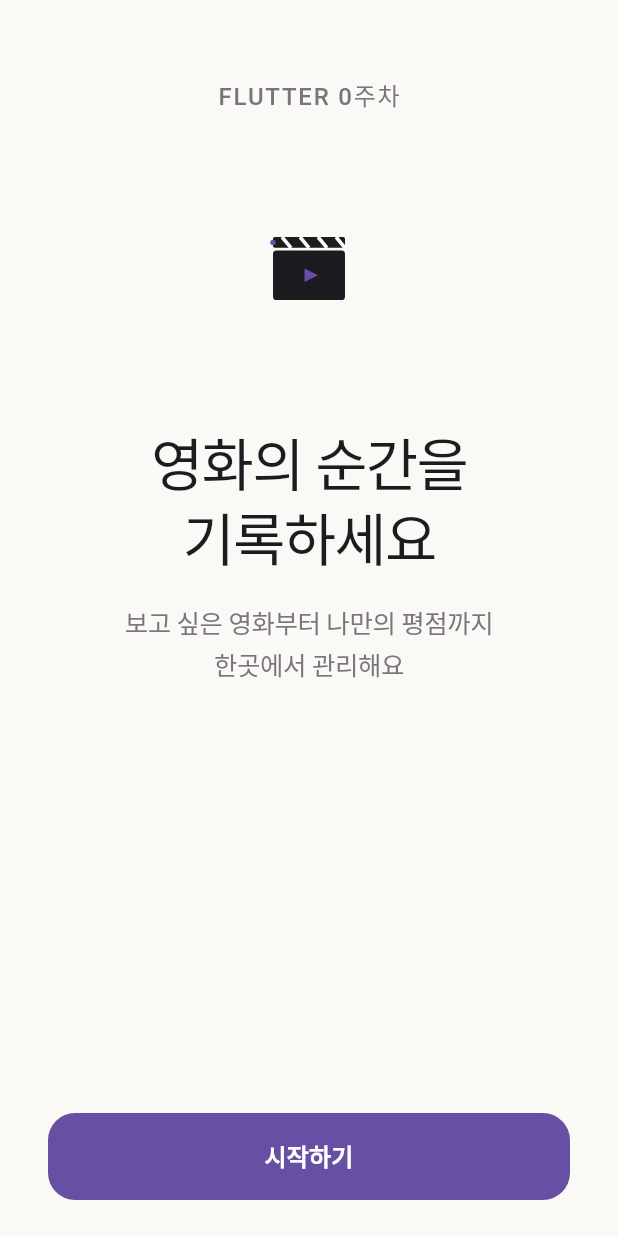
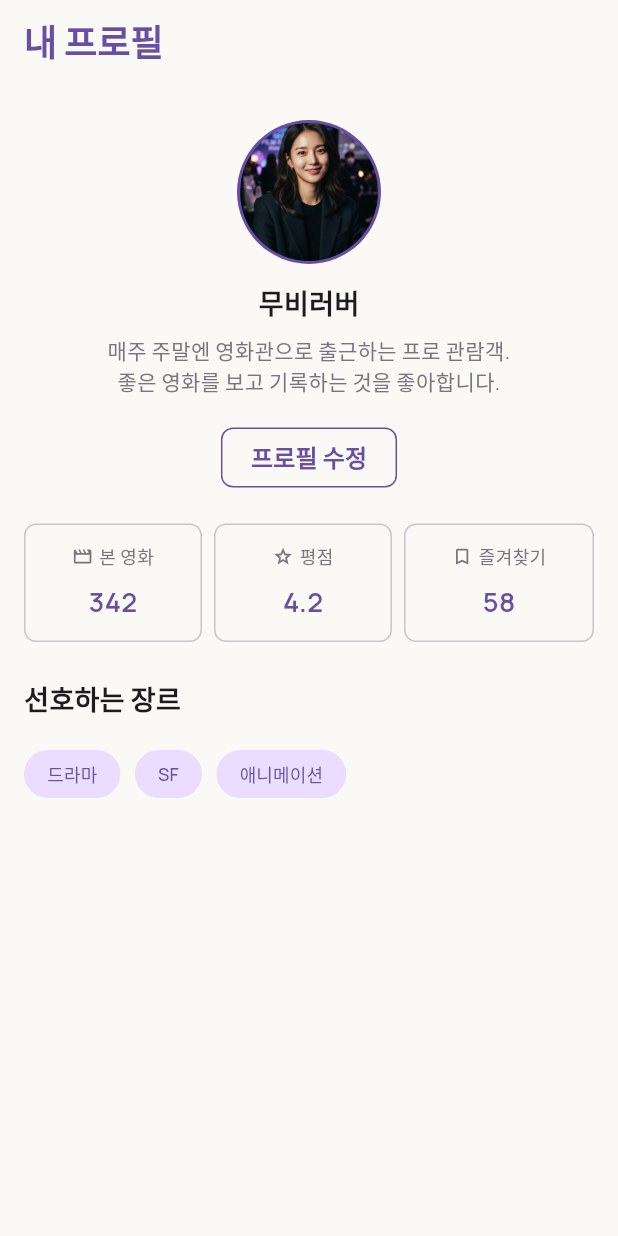
Before and after one commit to yeonie0309/movielog, a Flutter app: the screen it shows after launch, on a phone screen of 412 x 824 dp. Run offline on Flutter 3.47's test engine with Material 3 defaults, Android fonts, the phone set to English and light mode, and no system bars; our stand-ins replace flutter_svg.

Commit message:
feat: 1주차 프로필 화면 구현

```diff
--- a/lib/movie_log_app.dart
+++ b/lib/movie_log_app.dart
@@ -1,6 +1,7 @@
 import 'package:flutter/material.dart';
 
-import 'screens/start_screen.dart';
+import 'screens/profile_screen.dart';
+import 'theme/app_theme.dart';
 
 class MovieLogApp extends StatelessWidget {
   const MovieLogApp({super.key});
@@ -10,15 +11,8 @@ class MovieLogApp extends StatelessWidget {
     return MaterialApp(
       title: 'MovieLog',
       debugShowCheckedModeBanner: false,
-      theme: ThemeData(
-        useMaterial3: true,
-        scaffoldBackgroundColor: const Color(0xFFFAF9F5),
-        colorScheme: ColorScheme.fromSeed(
-          seedColor: const Color(0xFF6750A4),
-          brightness: Brightness.light,
-        ),
-      ),
-      home: const StartScreen(),
+      theme: AppTheme.light,
+      home: const ProfileScreen(),
     );
   }
 }
--- /dev/null
+++ b/lib/screens/profile_screen.dart
@@ -0,0 +1,37 @@
+import 'package:flutter/material.dart';
+
+import '../widgets/common_app_bar.dart';
+import '../widgets/profile/edit_profile_button.dart';
+import '../widgets/profile/favorite_genres.dart';
+import '../widgets/profile/profile_header.dart';
+import '../widgets/profile/profile_stats.dart';
+
+class ProfileScreen extends StatelessWidget {
+  const ProfileScreen({super.key});
+
+  @override
+  Widget build(BuildContext context) {
+    return Scaffold(
+      appBar: const CommonAppBar(title: '내 프로필'),
+      body: SafeArea(
+        top: false,
+        child: SingleChildScrollView(
+          padding: const EdgeInsets.fromLTRB(16, 24, 16, 32),
+          child: Column(
+            crossAxisAlignment: CrossAxisAlignment.stretch,
+            children: [
+              const ProfileHeader(),
+              const SizedBox(height: 20),
+              const Center(child: EditProfileButton()),
+              Container(
+                margin: const EdgeInsets.symmetric(vertical: 24),
+                child: const ProfileStats(),
+              ),
+              const FavoriteGenres(),
+            ],
+          ),
+        ),
+      ),
+    );
+  }
+}
--- /dev/null
+++ b/lib/widgets/common_app_bar.dart
@@ -0,0 +1,45 @@
+import 'package:flutter/material.dart';
+
+import '../theme/app_colors.dart';
+import '../theme/app_text_styles.dart';
+
+class CommonAppBar extends StatelessWidget implements PreferredSizeWidget {
+  const CommonAppBar({
+    super.key,
+    required this.title,
+    this.onBack,
+    this.actions,
+    this.centerTitle = false,
+    this.titleStyle,
+  });
+
+  final String title;
+  final VoidCallback? onBack;
+  final List<Widget>? actions;
+  final bool centerTitle;
+  final TextStyle? titleStyle;
+
+  @override
+  Widget build(BuildContext context) {
+    return AppBar(
+      title: Text(
+        title,
+        style:
+            titleStyle ??
+            AppTextStyles.titleLarge.copyWith(color: AppColors.violet),
+      ),
+      centerTitle: centerTitle,
+      leading: onBack == null
+          ? null
+          : IconButton(
+              tooltip: '뒤로 가기',
+              onPressed: onBack,
+              icon: const Icon(Icons.arrow_back),
+            ),
+      actions: actions,
+    );
+  }
+
+  @override
+  Size get preferredSize => const Size.fromHeight(kToolbarHeight);
+}
--- /dev/null
+++ b/lib/widgets/profile/edit_profile_button.dart
@@ -0,0 +1,27 @@
+import 'package:flutter/material.dart';
+
+import '../../theme/app_colors.dart';
+import '../../theme/app_text_styles.dart';
+
+class EditProfileButton extends StatelessWidget {
+  const EditProfileButton({super.key});
+
+  @override
+  Widget build(BuildContext context) {
+    return SizedBox(
+      height: 40,
+      child: ElevatedButton(
+        onPressed: () {},
+        style: ElevatedButton.styleFrom(
+          elevation: 0,
+          backgroundColor: AppColors.warmWhite,
+          foregroundColor: AppColors.violet,
+          padding: const EdgeInsets.symmetric(horizontal: 20),
+          side: const BorderSide(color: AppColors.violet),
+          shape: RoundedRectangleBorder(borderRadius: BorderRadius.circular(8)),
+        ),
+        child: const Text('프로필 수정', style: AppTextStyles.button),
+      ),
+    );
+  }
+}
--- /dev/null
+++ b/lib/widgets/profile/favorite_genres.dart
@@ -0,0 +1,43 @@
+import 'package:flutter/material.dart';
+
+import '../../theme/app_colors.dart';
+import '../../theme/app_text_styles.dart';
+
+class FavoriteGenres extends StatelessWidget {
+  const FavoriteGenres({super.key});
+
+  static const _genres = ['드라마', 'SF', '애니메이션'];
+
+  @override
+  Widget build(BuildContext context) {
+    return Column(
+      crossAxisAlignment: CrossAxisAlignment.start,
+      children: [
+        const Text('선호하는 장르', style: AppTextStyles.titleMedium),
+        const SizedBox(height: 12),
+        Wrap(
+          spacing: 8,
+          runSpacing: 8,
+          children: _genres
+              .map(
+                (genre) => Chip(
+                  label: Text(
+                    genre,
+                    style: AppTextStyles.labelMedium.copyWith(
+                      color: AppColors.violet,
+                    ),
+                  ),
+                  backgroundColor: AppColors.violetContainer,
+                  side: BorderSide.none,
+                  padding: const EdgeInsets.symmetric(horizontal: 8),
+                  shape: RoundedRectangleBorder(
+                    borderRadius: BorderRadius.circular(20),
+                  ),
+                ),
+              )
+              .toList(),
+        ),
+      ],
+    );
+  }
+}
--- /dev/null
+++ b/lib/widgets/profile/profile_header.dart
@@ -0,0 +1,72 @@
+import 'package:flutter/material.dart';
+
+import '../../theme/app_colors.dart';
+import '../../theme/app_text_styles.dart';
+
+class ProfileHeader extends StatelessWidget {
+  const ProfileHeader({
+    super.key,
+    this.imageAsset = 'assets/images/profile/profile_movielog.jpg',
+  });
+
+  final String? imageAsset;
+
+  @override
+  Widget build(BuildContext context) {
+    return Column(
+      children: [
+        Container(
+          width: 96,
+          height: 96,
+          padding: const EdgeInsets.all(2),
+          decoration: const BoxDecoration(
+            color: AppColors.violet,
+            shape: BoxShape.circle,
+          ),
+          child: ClipOval(child: _buildProfileImage()),
+        ),
+        const SizedBox(height: 12),
+        const Text('무비러버', style: AppTextStyles.titleMedium),
+        const SizedBox(height: 8),
+        const Text(
+          '매주 주말엔 영화관으로 출근하는 프로 관람객.\n좋은 영화를 보고 기록하는 것을 좋아합니다.',
+          textAlign: TextAlign.center,
+          maxLines: 2,
+          overflow: TextOverflow.ellipsis,
+          style: AppTextStyles.bodySmall,
+        ),
+      ],
+    );
+  }
+
+  Widget _buildProfileImage() {
+    final asset = imageAsset;
+    if (asset == null) {
+      return const _ProfileFallback();
+    }
+
+    return Image.asset(
+      asset,
+      fit: BoxFit.cover,
+      semanticLabel: '무비러버 프로필 사진',
+      errorBuilder: (context, error, stackTrace) => const _ProfileFallback(),
+    );
+  }
+}
+
+class _ProfileFallback extends StatelessWidget {
+  const _ProfileFallback();
+
+  @override
+  Widget build(BuildContext context) {
+    return const ColoredBox(
+      color: AppColors.violetContainer,
+      child: Icon(
+        Icons.person,
+        size: 44,
+        color: AppColors.violet,
+        semanticLabel: '기본 프로필 아이콘',
+      ),
+    );
+  }
+}
--- /dev/null
+++ b/lib/widgets/profile/profile_stats.dart
@@ -0,0 +1,112 @@
+import 'package:flutter/material.dart';
+import 'package:flutter_svg/flutter_svg.dart';
+
+import '../../theme/app_colors.dart';
+import '../../theme/app_text_styles.dart';
+
+class ProfileStats extends StatelessWidget {
+  const ProfileStats({super.key});
+
+  static const _stats = <ProfileStatData>[
+    ProfileStatData(
+      label: '본 영화',
+      value: '342',
+      iconAsset: 'assets/icons/movie.svg',
+    ),
+    ProfileStatData(
+      label: '평점',
+      value: '4.2',
+      iconAsset: 'assets/icons/star.svg',
+    ),
+    ProfileStatData(
+      label: '즐겨찾기',
+      value: '58',
+      iconAsset: 'assets/icons/bookmark.svg',
+    ),
+  ];
+
+  @override
+  Widget build(BuildContext context) {
+    return IntrinsicHeight(
+      child: Row(
+        mainAxisAlignment: MainAxisAlignment.spaceBetween,
+        crossAxisAlignment: CrossAxisAlignment.stretch,
+        children: _stats
+            .map(
+              (stat) => Expanded(
+                child: Padding(
+                  padding: EdgeInsets.only(right: stat == _stats.last ? 0 : 8),
+                  child: StatItem(data: stat),
+                ),
+              ),
+            )
+            .toList(),
+      ),
+    );
+  }
+}
+
+class ProfileStatData {
+  const ProfileStatData({
+    required this.label,
+    required this.value,
+    required this.iconAsset,
+  });
+
+  final String label;
+  final String value;
+  final String iconAsset;
+}
+
+class StatItem extends StatelessWidget {
+  const StatItem({super.key, required this.data});
+
+  final ProfileStatData data;
+
+  @override
+  Widget build(BuildContext context) {
+    return Container(
+      padding: const EdgeInsets.symmetric(horizontal: 8, vertical: 12),
+      decoration: BoxDecoration(
+        color: AppColors.warmWhite,
+        border: Border.all(color: AppColors.outline),
+        borderRadius: BorderRadius.circular(8),
+      ),
+      child: Column(
+        mainAxisAlignment: MainAxisAlignment.center,
+        children: [
+          Row(
+            mainAxisAlignment: MainAxisAlignment.center,
+            crossAxisAlignment: CrossAxisAlignment.center,
+            children: [
+              SvgPicture.asset(
+                data.iconAsset,
+                width: 14,
+                height: 14,
+                colorFilter: const ColorFilter.mode(
+                  AppColors.gray,
+                  BlendMode.srcIn,
+                ),
+                semanticsLabel: '${data.label} 아이콘',
+              ),
+              const SizedBox(width: 4),
+              Flexible(
+                child: Text(
+                  data.label,
+                  maxLines: 1,
+                  overflow: TextOverflow.ellipsis,
+                  style: AppTextStyles.labelMedium,
+                ),
+              ),
+            ],
+          ),
+          const SizedBox(height: 8),
+          Text(
+            data.value,
+            style: AppTextStyles.titleMedium.copyWith(color: AppColors.violet),
+          ),
+        ],
+      ),
+    );
+  }
+}
```
Also changed, not shown: licenses/Manrope-OFL.txt (line endings or trailing spaces), 3 other files.
